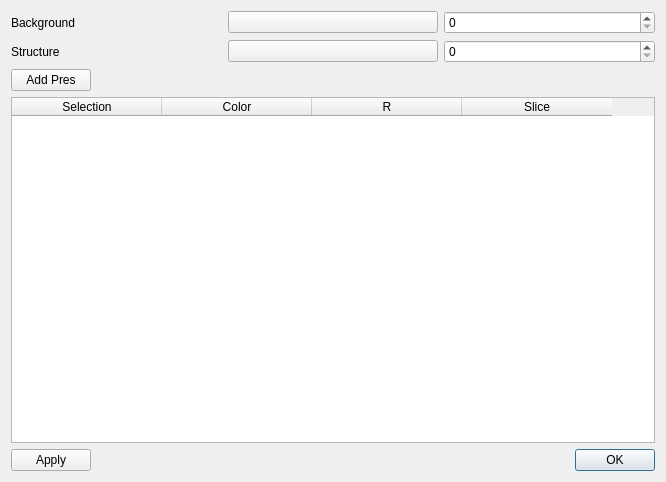
The window that colordialog.ui (xitongsys/TRIM3D) describes before a commit, drawn with Qt 5.
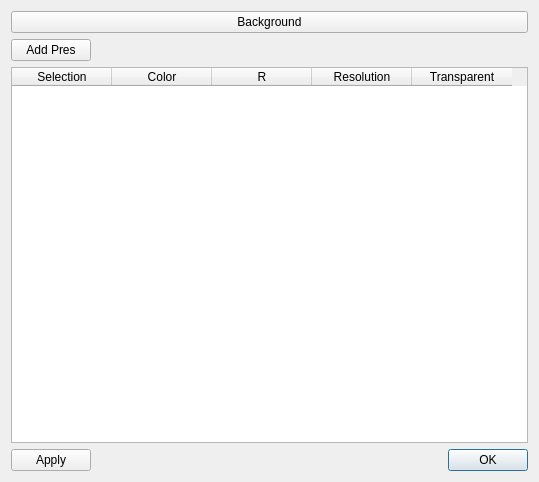
The same window after the commit. Icons and pictures are not drawn.

The edit to the form file:
```diff
--- a/colordialog.ui
+++ b/colordialog.ui
@@ -6,7 +6,7 @@
    <rect>
     <x>0</x>
     <y>0</y>
-    <width>666</width>
+    <width>539</width>
     <height>482</height>
    </rect>
   </property>
@@ -20,50 +20,30 @@
    <item row="0" column="0">
     <layout class="QGridLayout" name="gridLayout">
      <item row="0" column="0">
-      <widget class="QLabel" name="label">
-       <property name="text">
-        <string>Background</string>
-       </property>
-      </widget>
-     </item>
-     <item row="0" column="1">
       <widget class="QPushButton" name="bgBT">
        <property name="text">
-        <string/>
+        <string>Background</string>
        </property>
       </widget>
      </item>
-     <item row="0" column="2">
-      <widget class="QSpinBox" name="bgASB">
-       <property name="maximum">
-        <number>100</number>
-       </property>
-       <property name="singleStep">
-        <number>5</number>
-       </property>
-      </widget>
-     </item>
-     <item row="1" column="0">
-      <widget class="QLabel" name="label_3">
+    </layout>
+   </item>
+   <item row="2" column="0">
+    <layout class="QHBoxLayout" name="horizontalLayout">
+     <item>
+      <widget class="QPushButton" name="applyBT">
        <property name="text">
-        <string>Structure</string>
+        <string>Apply</string>
        </property>
       </widget>
      </item>
-     <item row="1" column="1">
-      <widget class="QPushButton" name="structureBT">
-       <property name="text">
-        <string/>
+     <item>
+      <widget class="QDialogButtonBox" name="buttonBox">
+       <property name="orientation">
+        <enum>Qt::Horizontal</enum>
        </property>
-      </widget>
-     </item>
-     <item row="1" column="2">
-      <widget class="QSpinBox" name="objASB">
-       <property name="maximum">
-        <number>100</number>
-       </property>
-       <property name="singleStep">
-        <number>5</number>
+       <property name="standardButtons">
+        <set>QDialogButtonBox::Ok</set>
        </property>
       </widget>
      </item>
@@ -97,8 +77,13 @@
      </item>
      <item row="1" column="0" colspan="2">
       <widget class="QTableWidget" name="presWT">
+       <property name="font">
+        <font>
+         <pointsize>9</pointsize>
+        </font>
+       </property>
        <attribute name="horizontalHeaderDefaultSectionSize">
-        <number>150</number>
+        <number>100</number>
        </attribute>
        <column>
         <property name="text">
@@ -117,30 +102,14 @@
        </column>
        <column>
         <property name="text">
-         <string>Slice</string>
+         <string>Resolution</string>
         </property>
        </column>
-      </widget>
-     </item>
-    </layout>
-   </item>
-   <item row="2" column="0">
-    <layout class="QHBoxLayout" name="horizontalLayout">
-     <item>
-      <widget class="QPushButton" name="applyBT">
-       <property name="text">
-        <string>Apply</string>
-       </property>
-      </widget>
-     </item>
-     <item>
-      <widget class="QDialogButtonBox" name="buttonBox">
-       <property name="orientation">
-        <enum>Qt::Horizontal</enum>
-       </property>
-       <property name="standardButtons">
-        <set>QDialogButtonBox::Ok</set>
-       </property>
+       <column>
+        <property name="text">
+         <string>Transparent</string>
+        </property>
+       </column>
       </widget>
      </item>
     </layout>
```
